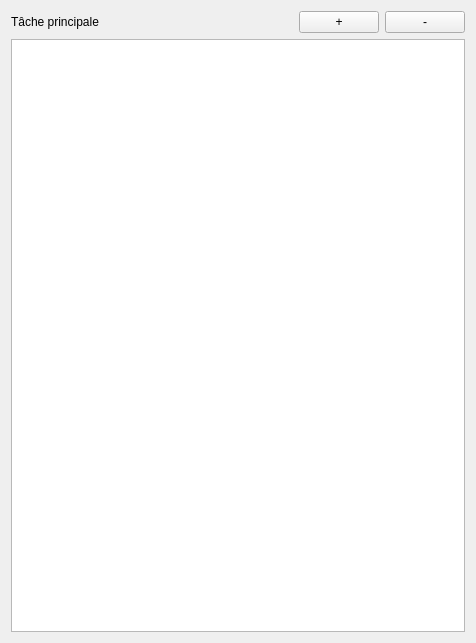
minaoh06/TodoList-Win, file todolist.ui: the form before one commit.
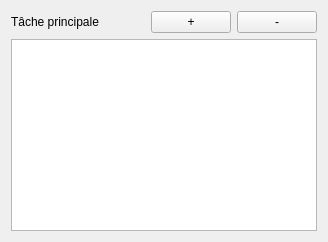
The form after the commit. Icons and pictures are not drawn.

```diff
--- a/todolist.ui
+++ b/todolist.ui
@@ -2,14 +2,6 @@
 <ui version="4.0">
  <class>TodoList</class>
  <widget class="QWidget" name="TodoList">
-  <property name="geometry">
-   <rect>
-    <x>0</x>
-    <y>0</y>
-    <width>476</width>
-    <height>643</height>
-   </rect>
-  </property>
   <property name="windowTitle">
    <string>TodoList</string>
   </property>
```
Left out of the diff: 14 changed lines with no effect on the pictures.
